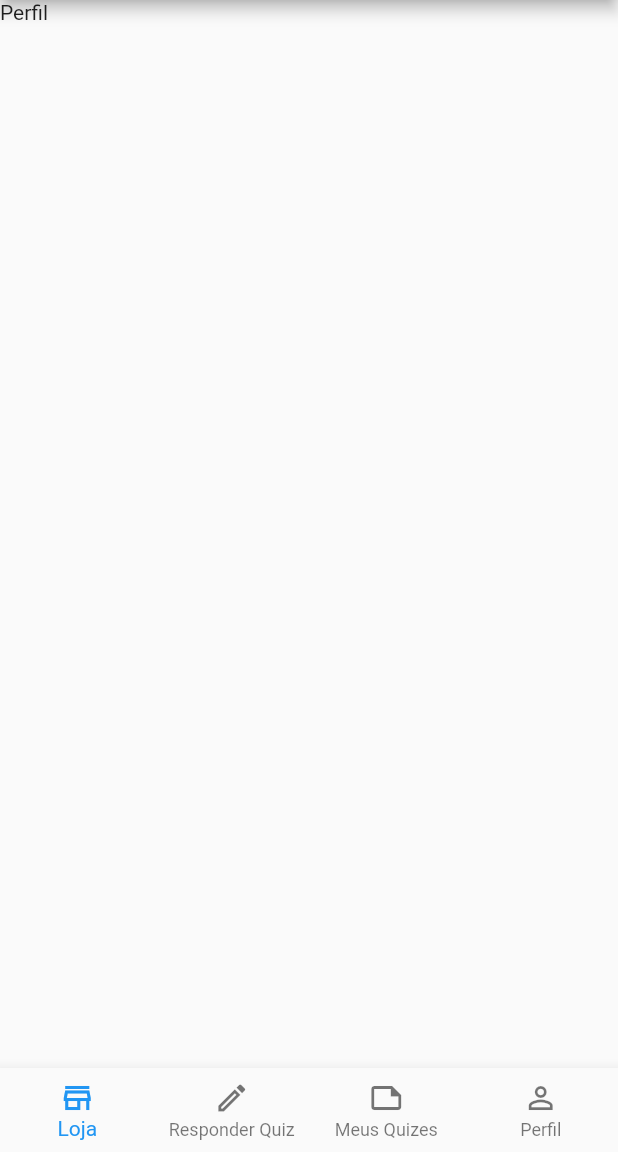
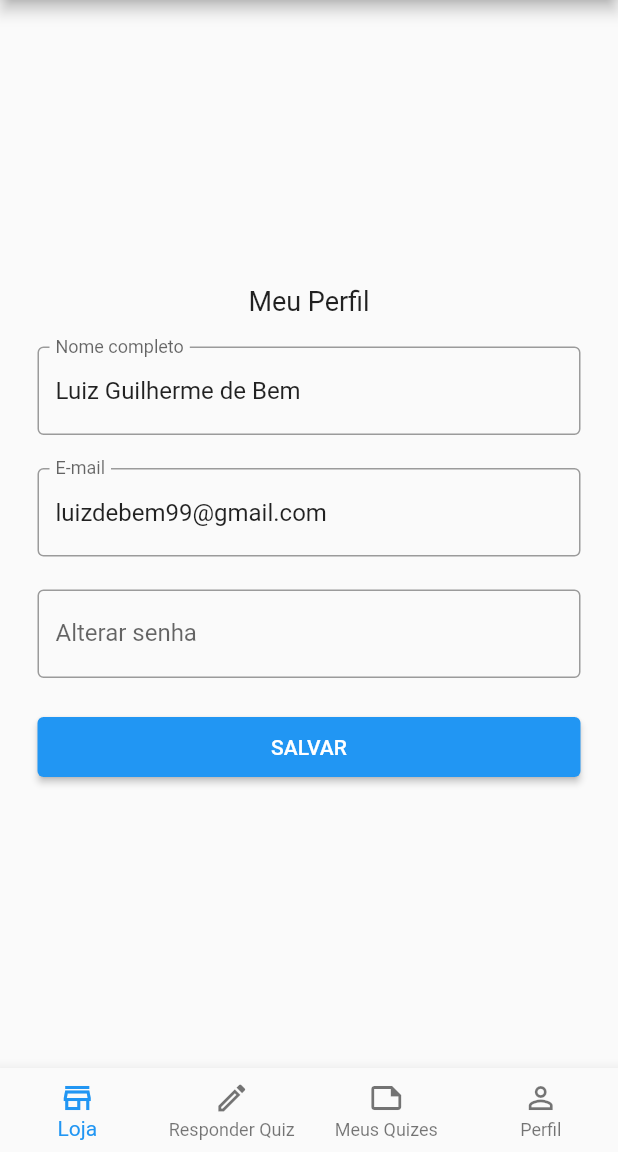
Before and after one commit to luizdebem/revisa-ai-mobile, a Flutter app: the screen it shows after launch, swiped to page 4, on a phone screen of 412 x 824 dp, the part 84-1236 px from its top. Run offline on Flutter 3.47's test engine with Material 2 defaults, Android fonts, the light colour scheme and no system bars; drawn by our look-alikes of flutter_form_builder; our stand-ins replace carousel_slider.

Commit message:
Profile Screen layout done

```diff
--- a/lib/components/base_text_field.dart
+++ b/lib/components/base_text_field.dart
@@ -7,7 +7,9 @@ class BaseTextField extends StatefulWidget {
   final String? helperText;
   final String? counterText;
   final String? labelText;
+  final TextInputType keyboardType;
   final bool obscureText;
+  final String initialValue;
   const BaseTextField({
     Key? key,
     required this.name,
@@ -16,6 +18,8 @@ class BaseTextField extends StatefulWidget {
     this.counterText,
     this.labelText,
     this.obscureText = false,
+    this.keyboardType = TextInputType.text,
+    this.initialValue = "",
   }) : super(key: key);
 
   @override
@@ -28,6 +32,8 @@ class _BaseTextFieldState extends State<BaseTextField> {
     return FormBuilderTextField(
       name: widget.name,
       obscureText: widget.obscureText,
+      keyboardType: widget.keyboardType,
+      initialValue: widget.initialValue,
       decoration: InputDecoration(
         border: const OutlineInputBorder(),
         hintText: widget.hintText ?? "",
--- a/lib/screens/home_screen.dart
+++ b/lib/screens/home_screen.dart
@@ -1,5 +1,6 @@
 import 'package:flutter/material.dart';
 import 'package:revisa_ai_mobile/components/base_bottom_nav_bar.dart';
+import 'package:revisa_ai_mobile/screens/profile_screen.dart';
 import 'package:revisa_ai_mobile/screens/store_screen.dart';
 
 class HomeScreen extends StatefulWidget {
@@ -17,7 +18,7 @@ class _HomeScreenState extends State<HomeScreen> {
     StoreScreen(),
     Text("Responder quiz"),
     Text("Meus quizes"),
-    Text("Perfil"),
+    ProfileScreen(),
   ];
 
   int currentScreenIndex = 0;
--- /dev/null
+++ b/lib/screens/profile_screen.dart
@@ -0,0 +1,62 @@
+import 'package:flutter/material.dart';
+import 'package:flutter_form_builder/flutter_form_builder.dart';
+import 'package:revisa_ai_mobile/components/base_button.dart';
+import 'package:revisa_ai_mobile/components/base_text_field.dart';
+
+class ProfileScreen extends StatefulWidget {
+  const ProfileScreen({Key? key}) : super(key: key);
+
+  @override
+  State<ProfileScreen> createState() => _ProfileScreenState();
+}
+
+class _ProfileScreenState extends State<ProfileScreen> {
+  @override
+  Widget build(BuildContext context) {
+    return Padding(
+      padding: const EdgeInsets.all(25.0),
+      child: FormBuilder(
+        child: Column(
+          mainAxisAlignment: MainAxisAlignment.center,
+          crossAxisAlignment: CrossAxisAlignment.center,
+          children: [
+            const Text(
+              "Meu Perfil",
+              textAlign: TextAlign.center,
+              style: TextStyle(
+                fontSize: 18,
+              ),
+            ),
+            const SizedBox(height: 20),
+            const BaseTextField(
+              name: "fullName",
+              keyboardType: TextInputType.name,
+              labelText: "Nome completo",
+              initialValue: "Luiz Guilherme de Bem",
+            ),
+            const BaseTextField(
+              name: "email",
+              keyboardType: TextInputType.name,
+              labelText: "E-mail",
+              initialValue: "luizdebem99@gmail.com",
+            ),
+            const BaseTextField(
+              name: "newPassword",
+              obscureText: true,
+              labelText: "Alterar senha",
+            ),
+            SizedBox(
+              width: double.infinity,
+              child: BaseButton(
+                onPressed: () {
+                  print("Submitted");
+                },
+                child: const Text("SALVAR"),
+              ),
+            )
+          ],
+        ),
+      ),
+    );
+  }
+}
```
